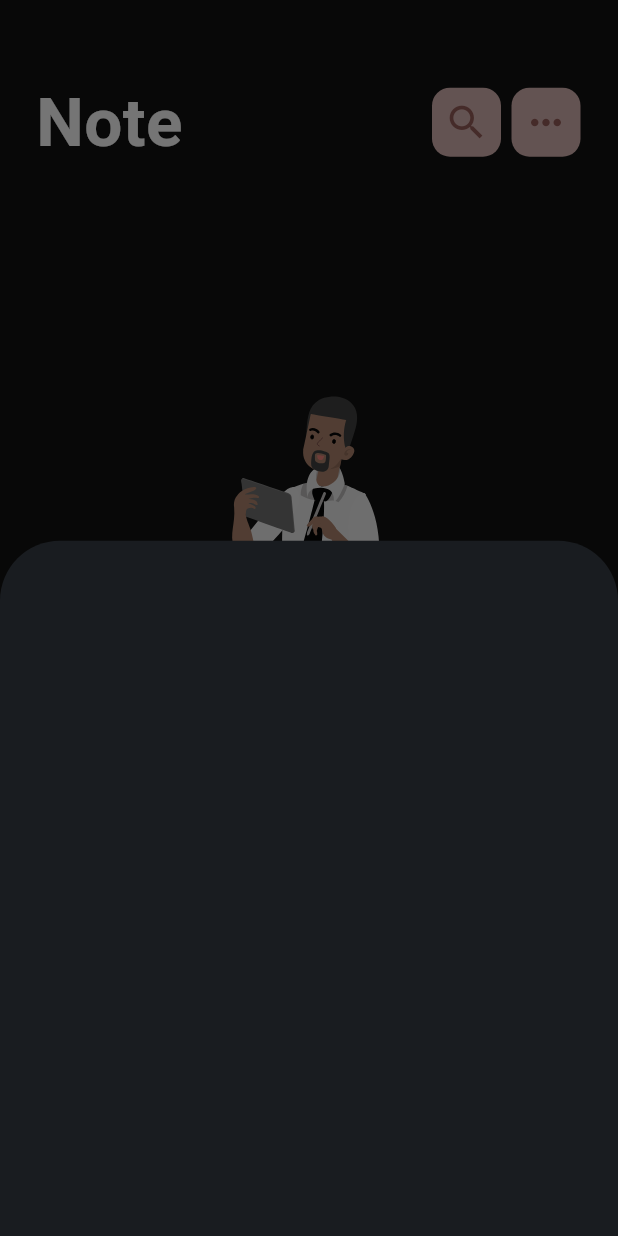
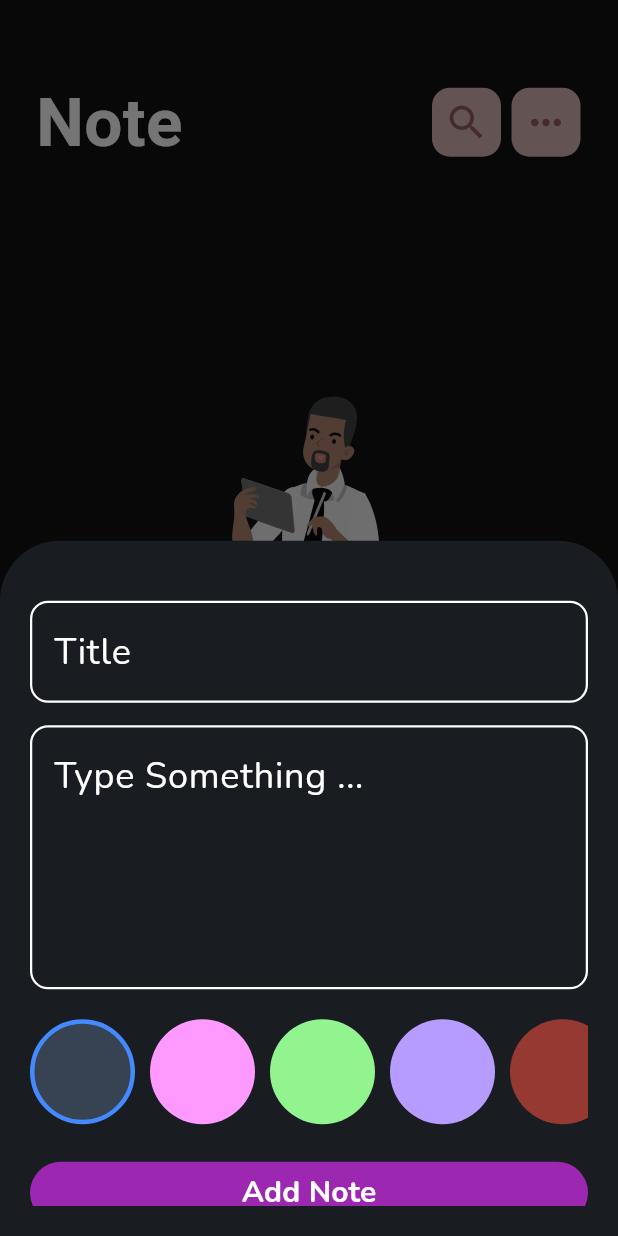
Before and after one commit to S-Mistarihi/note_app, a Flutter app: the HomeScreen screen opened directly, after a tap on the "add" icon, on a phone screen of 412 x 824 dp. Run offline on Flutter 3.47's test engine with Material 3 defaults, Android fonts, the phone set to English and light mode, and no system bars; our stand-ins replace google_fonts, hive, hive_flutter, lottie, shared_preferences, sizer; accounts and stored records are empty.

Commit message:
feat: build AddNoteBottomSheetScreen

```diff
--- a/lib/screens/add_note_sheet/add_note_bottom_sheet_screen.dart
+++ b/lib/screens/add_note_sheet/add_note_bottom_sheet_screen.dart
@@ -1,15 +1,129 @@
 import 'package:flutter/material.dart';
+import 'package:flutter/services.dart';
+import 'package:note_app/core/constants/app_color.dart';
+import 'package:note_app/core/constants/app_text_style.dart';
+import 'package:note_app/core/constants/hive_boxes.dart';
+import 'package:note_app/screens/add_note_sheet/widget/color_picker.dart';
+import 'package:note_app/utils/custom_text_field.dart';
+import 'package:sizer/sizer.dart';
+
+import '../../core/managers/hive_manager.dart';
+import '../../models/note_model.dart';
 
 class AddNoteBottomSheetScreen extends StatefulWidget {
   const AddNoteBottomSheetScreen({super.key});
 
   @override
-  State<AddNoteBottomSheetScreen> createState() => _AddNoteBottomSheetScreenState();
+  State<AddNoteBottomSheetScreen> createState() =>
+      _AddNoteBottomSheetScreenState();
 }
 
 class _AddNoteBottomSheetScreenState extends State<AddNoteBottomSheetScreen> {
+  final TextEditingController _titleController = TextEditingController();
+  final TextEditingController _contentController = TextEditingController();
+
+  final FocusNode _titleFocusNode = FocusNode();
+  final FocusNode _contentFocusNode = FocusNode();
+
+  Color _selectedColor = AppColor.cardColors.first;
+
+  @override
+  void dispose() {
+    _titleController.dispose();
+    _contentController.dispose();
+
+    _titleFocusNode.dispose();
+    _contentFocusNode.dispose();
+
+    super.dispose();
+  }
+
   @override
   Widget build(BuildContext context) {
-    return Column();
+    return Padding(
+      padding: EdgeInsets.only(
+        left: 20,
+        right: 20,
+        top: 20,
+        bottom: MediaQuery.of(context).viewInsets.bottom + 20,
+      ),
+      child: SingleChildScrollView(
+        child: Column(
+          mainAxisSize: MainAxisSize.min,
+          children: [
+            SizedBox(height: 20),
+            CustomTextField().buildTextField(
+              controller: _titleController,
+              focusNode: _titleFocusNode,
+              hintText: 'Title',
+              textInputAction: TextInputAction.next,
+              maxLines: 1,
+              inputFormatters: [LengthLimitingTextInputFormatter(100)],
+            ),
+            SizedBox(height: 15),
+            CustomTextField().buildTextField(
+              controller: _contentController,
+              focusNode: _contentFocusNode,
+              hintText: 'Type Something ...',
+              textInputAction: TextInputAction.done,
+              maxLines: 6,
+              inputFormatters: [LengthLimitingTextInputFormatter(1000)],
+            ),
+            SizedBox(height: 15),
+            ColorPicker(
+              colors: AppColor.cardColors,
+              selectedColor: _selectedColor,
+              onColorSelected: (color) {
+                setState(() {
+                  _selectedColor = color;
+                });
+              },
+            ),
+            SizedBox(height: 20),
+            SizedBox(
+              width: 100.w,
+              height: 5.h,
+              child: ElevatedButton(
+                onPressed: _addNote,
+                style: ElevatedButton.styleFrom(
+                  backgroundColor: Colors.purple,
+                  foregroundColor: AppColor.basicWhite,
+                ),
+                child: Text('Add Note', style: AppTextStyle.font20WhiteBold),
+              ),
+            ),
+            SizedBox(height: 25),
+          ],
+        ),
+      ),
+    );
+  }
+
+  Future<void> _addNote() async {
+    final title = _titleController.text.trim();
+    final content = _contentController.text.trim();
+
+    if (title.isEmpty || content.isEmpty) {
+      ScaffoldMessenger.of(
+        context,
+      ).showSnackBar(const SnackBar(content: Text('Please fill all fields')));
+      return;
+    }
+
+    final note = NoteModel(
+      title: title,
+      content: content,
+      color: _selectedColor.toARGB32(),
+      createdAt: DateTime.now(),
+    );
+
+    await HiveManager.instance.add<NoteModel>(
+      boxName: HiveBoxes.notes,
+      value: note,
+    );
+
+    if (!mounted) return;
+
+    Navigator.pop(context);
   }
 }
--- /dev/null
+++ b/lib/screens/add_note_sheet/widget/color_picker.dart
@@ -0,0 +1,46 @@
+import 'package:flutter/material.dart';
+
+class ColorPicker extends StatelessWidget {
+  final List<Color> colors;
+  final Color selectedColor;
+  final ValueChanged<Color> onColorSelected;
+
+  const ColorPicker({
+    super.key,
+    required this.colors,
+    required this.selectedColor,
+    required this.onColorSelected,
+  });
+
+  @override
+  Widget build(BuildContext context) {
+    return SizedBox(
+      height: 80,
+      child: ListView.separated(
+        scrollDirection: Axis.horizontal,
+        itemCount: colors.length,
+        separatorBuilder: (_, __) => const SizedBox(width: 10),
+        itemBuilder: (context, index) {
+          final color = colors[index];
+          final isSelected = color == selectedColor;
+          return GestureDetector(
+            onTap: () => onColorSelected(color),
+            child: AnimatedContainer(
+              duration: const Duration(milliseconds: 200),
+              width: 70,
+              height: 70,
+              decoration: BoxDecoration(
+                shape: BoxShape.circle,
+                color: color,
+                border: Border.all(
+                  width: 3,
+                  color: isSelected ? Colors.blueAccent : Colors.transparent,
+                ),
+              ),
+            ),
+          );
+        },
+      ),
+    );
+  }
+}
--- a/lib/screens/edit_note/edit_note_screen.dart
+++ b/lib/screens/edit_note/edit_note_screen.dart
@@ -0,0 +1,12 @@
+import 'package:flutter/material.dart';
+import 'package:note_app/models/note_model.dart';
+
+class EditNoteScreen extends StatelessWidget {
+  final NoteModel note;
+  const EditNoteScreen({super.key, required this.note});
+
+  @override
+  Widget build(BuildContext context) {
+    return Scaffold();
+  }
+}
--- a/lib/screens/home/home_screen.dart
+++ b/lib/screens/home/home_screen.dart
@@ -1,9 +1,15 @@
 import 'package:flutter/material.dart';
+import 'package:hive_flutter/hive_flutter.dart';
 import 'package:note_app/core/constants/app_color.dart';
 import 'package:note_app/screens/add_note_sheet/add_note_bottom_sheet_screen.dart';
+import 'package:note_app/screens/home/widget/build_body_with_data.dart';
 import 'package:note_app/screens/home/widget/build_body_without_data.dart';
 import 'package:note_app/screens/home/widget/build_header.dart';
 import 'package:sizer/sizer.dart';
+
+import '../../core/constants/hive_boxes.dart';
+import '../../core/managers/hive_manager.dart';
+import '../../models/note_model.dart';
 
 class HomeScreen extends StatelessWidget {
   const HomeScreen({super.key});
@@ -17,7 +23,34 @@ class HomeScreen extends StatelessWidget {
           children: [
             SizedBox(height: 6.h),
             BuildHeader(),
-            BuildBodyWithoutData(),
+
+            Expanded(
+              child: ValueListenableBuilder(
+                valueListenable: HiveManager.instance
+                    .box<NoteModel>(HiveBoxes.notes)
+                    .listenable(),
+
+                builder: (context, box, child) {
+                  final notes = box.values.toList();
+
+                  if (notes.isEmpty) {
+                    return BuildBodyWithoutData();
+                  }
+
+                  return ListView.builder(
+                    padding: const EdgeInsets.symmetric(vertical: 10),
+
+                    itemCount: notes.length,
+
+                    itemBuilder: (context, index) {
+                      final note = notes[index];
+
+                      return BuildBodyWithData(note: note);
+                    },
+                  );
+                },
+              ),
+            ),
           ],
         ),
       ),
@@ -61,22 +94,3 @@ class HomeScreen extends StatelessWidget {
     );
   }
 }
-
-/*
-* ValueListenableBuilder(
-  valueListenable: box.listenable(),
-
-  builder: (context, box, child) {
-
-    final notes = box.values.toList();
-
-    if (notes.isEmpty) {
-      return const EmptyNotesScreen();
-    }
-
-    return NotesScreen(notes: notes);
-  },
-)
-*
-*
-* */
--- /dev/null
+++ b/lib/screens/home/widget/build_body_with_data.dart
@@ -0,0 +1,44 @@
+import 'package:flutter/material.dart';
+import 'package:note_app/core/constants/app_text_style.dart';
+import 'package:note_app/models/note_model.dart';
+import 'package:note_app/screens/edit_note/edit_note_screen.dart';
+import 'package:note_app/utils/date_formatter.dart';
+
+class BuildBodyWithData extends StatelessWidget {
+  final NoteModel note;
+
+  const BuildBodyWithData({super.key, required this.note});
+
+  @override
+  Widget build(BuildContext context) {
+    return GestureDetector(
+      onTap: () {
+        Navigator.of(context).push(
+          MaterialPageRoute(builder: (context) => EditNoteScreen(note: note)),
+        );
+      },
+      child: AnimatedContainer(
+        duration: Duration(milliseconds: 5),
+        curve: Curves.bounceIn,
+        margin: const EdgeInsets.symmetric(vertical: 8),
+        padding: const EdgeInsets.all(16),
+
+        decoration: BoxDecoration(
+          color: Color(note.color),
+          borderRadius: BorderRadius.circular(16),
+        ),
+
+        child: Column(
+          crossAxisAlignment: CrossAxisAlignment.start,
+          children: [
+            Text(note.title, style: AppTextStyle.font18WhiteNormal),
+            SizedBox(height: 8),
+            Text(note.content, style: AppTextStyle.font18WhiteNormal),
+            SizedBox(height: 12),
+            DateFormatter(dateTime: note.createdAt),
+          ],
+        ),
+      ),
+    );
+  }
+}
--- a/lib/widgets/custom_text_field.dart
+++ b/lib/utils/custom_text_field.dart
@@ -9,7 +9,7 @@ class CustomTextField {
 
   factory CustomTextField() => _shared;
 
-  Widget buildTextFormField({
+  Widget buildTextField({
     required TextEditingController controller,
     required FocusNode focusNode,
     required String hintText,
@@ -17,7 +17,7 @@ class CustomTextField {
     required int maxLines,
     required List<TextInputFormatter> inputFormatters,
   }) {
-    return TextFormField(
+    return TextField(
       controller: controller,
       focusNode: focusNode,
       textInputAction: textInputAction,
```
Also changed, not shown: lib/utils/date_formatter.dart (+28 -0 lines).
